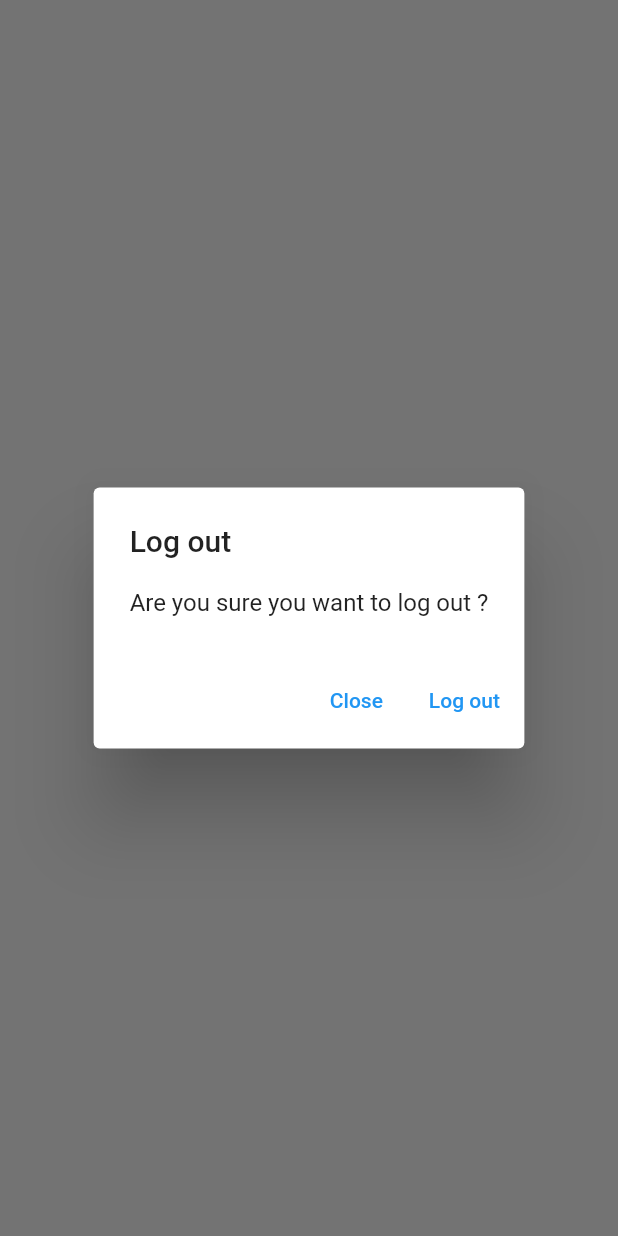
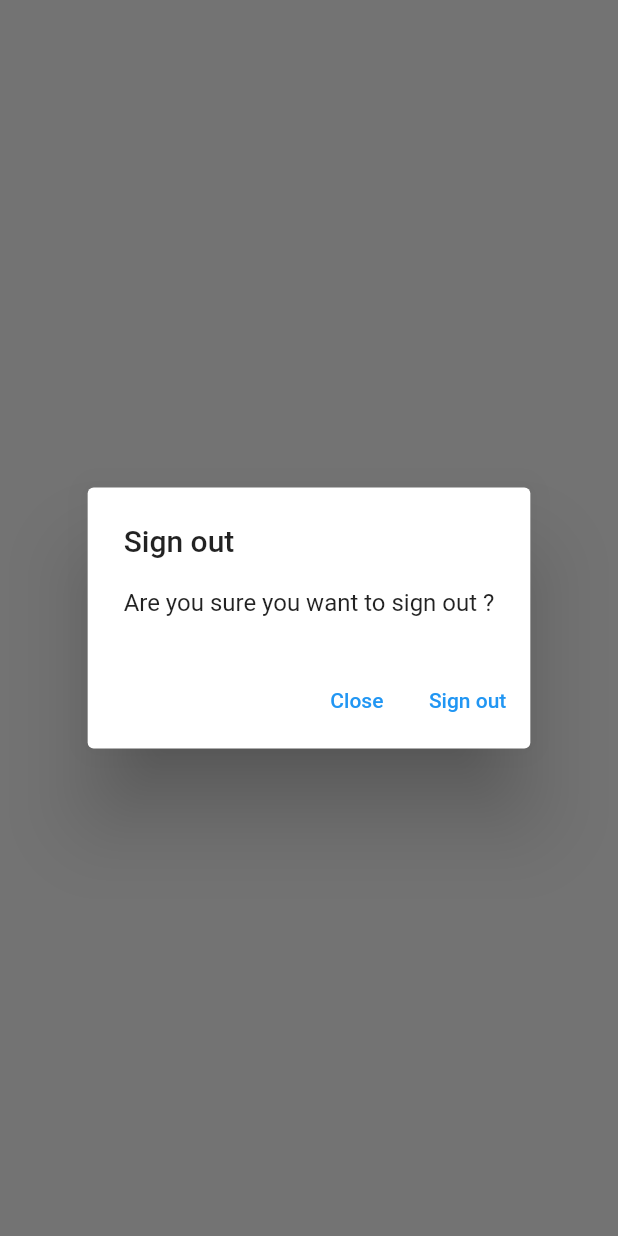
Before and after one commit to leonmsdev/flutter_picture, a Flutter app: what showLogOutDialog() shows on an empty page, opened directly, on a phone screen of 412 x 824 dp. Run offline on Flutter 3.47's test engine with Material 2 defaults, Android fonts, the phone set to English and light mode, and no system bars; our stand-ins replace firebase_auth, firebase_core; accounts and stored records are empty.

Commit message:
feat(route):add routes inside constants folder and assign to navigation

```diff
--- /dev/null
+++ b/lib/constants/routes.dart
@@ -0,0 +1,3 @@
+const signInRoute = '/sign_in/';
+const registerRoute = '/register/';
+const homeRoute = '/home/';
--- a/lib/screens/home_screen.dart
+++ b/lib/screens/home_screen.dart
@@ -2,6 +2,7 @@
 
 import 'package:firebase_auth/firebase_auth.dart';
 import 'package:flutter/material.dart';
+import 'package:learn_dart/constants/routes.dart';
 
 class HomeScreen extends StatefulWidget {
   const HomeScreen({super.key});
@@ -28,7 +29,7 @@ class _HomeScreenState extends State<HomeScreen> {
                   if (await shouldLogout) {
                     await auth.signOut();
                     Navigator.of(context)
-                        .pushNamedAndRemoveUntil('/sign_in/', (_) => false);
+                        .pushNamedAndRemoveUntil(signInRoute, (_) => false);
                   }
                   break;
               }
@@ -37,7 +38,7 @@ class _HomeScreenState extends State<HomeScreen> {
               return const [
                 PopupMenuItem<MenuAction>(
                   value: MenuAction.logout,
-                  child: Text('Log out'),
+                  child: Text('Sign out'),
                 )
               ];
             },
@@ -59,8 +60,8 @@ Future<bool> showLogOutDialog(BuildContext context) {
     context: context,
     builder: (context) {
       return AlertDialog(
-        title: const Text('Log out'),
-        content: const Text('Are you sure you want to log out ?'),
+        title: const Text('Sign out'),
+        content: const Text('Are you sure you want to sign out ?'),
         actions: [
           TextButton(
             onPressed: () {
@@ -72,7 +73,7 @@ Future<bool> showLogOutDialog(BuildContext context) {
             onPressed: () {
               Navigator.of(context).pop(true);
             },
-            child: const Text('Log out'),
+            child: const Text('Sign out'),
           ),
         ],
       );
--- a/lib/screens/sign_in_screen.dart
+++ b/lib/screens/sign_in_screen.dart
@@ -2,6 +2,7 @@
 
 import 'package:firebase_auth/firebase_auth.dart';
 import 'package:flutter/material.dart';
+import 'package:learn_dart/constants/routes.dart';
 import 'package:learn_dart/screens/register_screen.dart';
 import 'package:learn_dart/widgets/input_text_field.dart';
 import 'package:learn_dart/widgets/obscure_input_text_field.dart';
@@ -84,7 +85,7 @@ class _SignInScreenState extends State<SignInScreen> {
                                 )),
                           );
                           Navigator.of(context)
-                              .pushNamedAndRemoveUntil('/home/', (_) => false);
+                              .pushNamedAndRemoveUntil(homeRoute, (_) => false);
                         } on FirebaseAuthException catch (e) {
                           if (e.code == 'user-not-found') {
                             ScaffoldMessenger.of(context).showSnackBar(
```
Also changed, not shown: lib/main.dart (+8 -4 lines).
